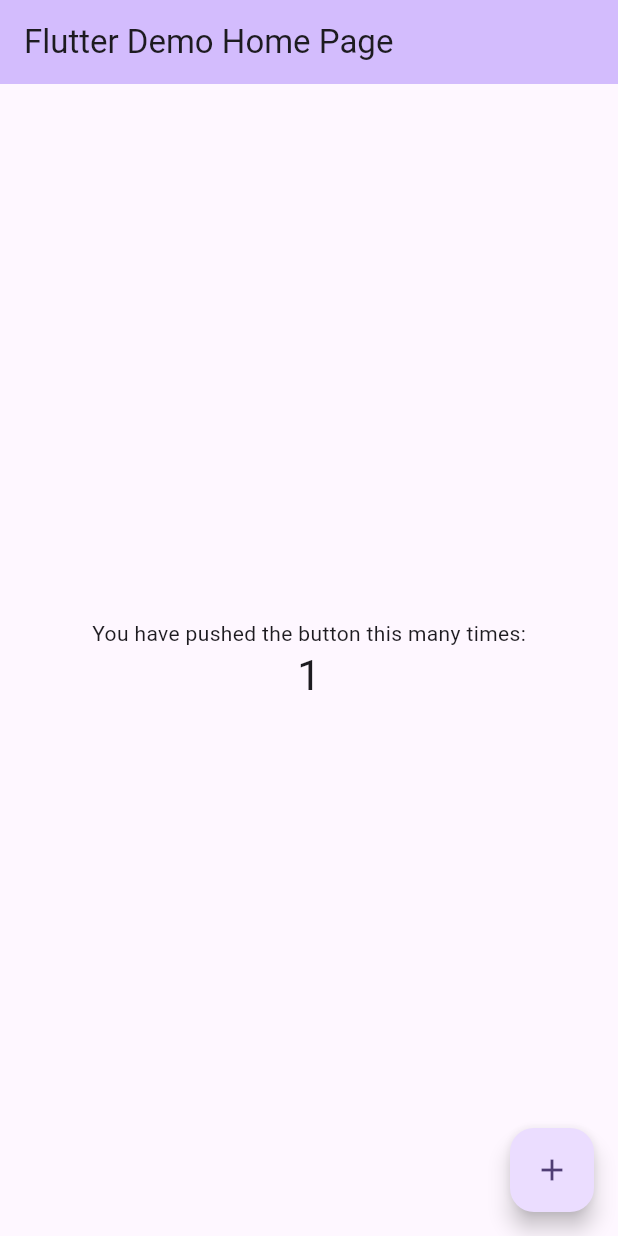
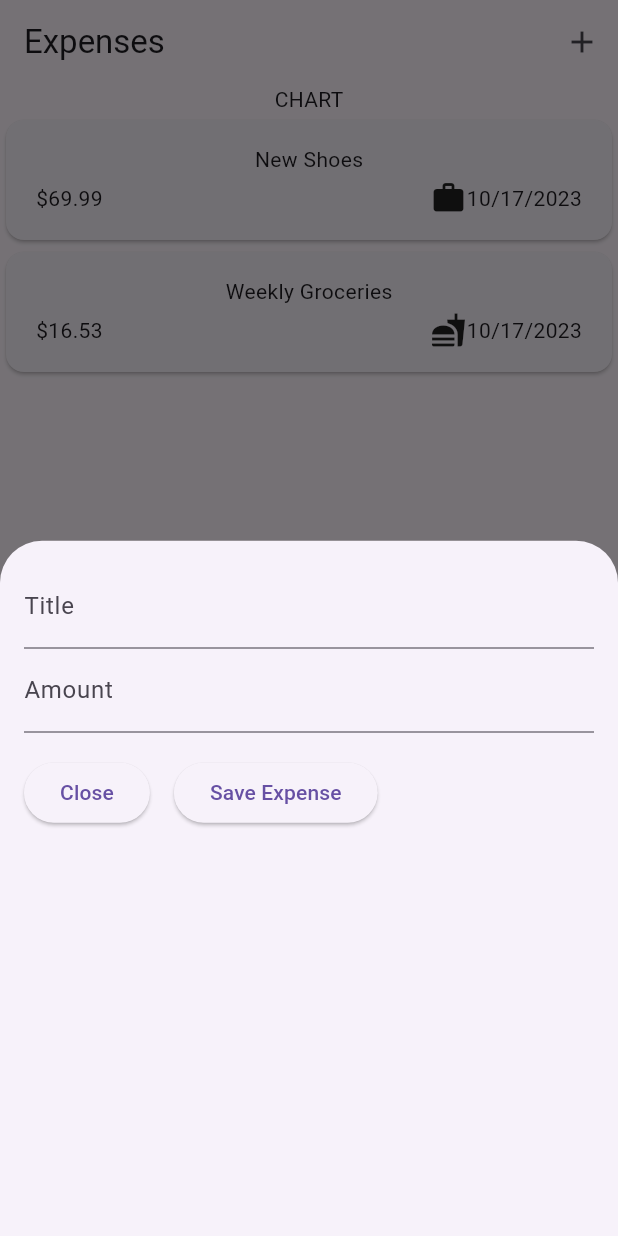
Before and after one commit to yasser942/expense_tracker, a Flutter app: the screen it shows after launch, after a tap on the "add" icon, on a phone screen of 412 x 824 dp. Run offline on Flutter 3.47's test engine with Material 2 defaults, Android fonts, the phone set to English and light mode, and no system bars.

Commit message:
add new expense UI

```diff
--- a/lib/main.dart
+++ b/lib/main.dart
@@ -1,125 +1,10 @@
+import 'package:expense_tracker/widgets/expenses.dart';
 import 'package:flutter/material.dart';
 
 void main() {
-  runApp(const MyApp());
+  runApp( MaterialApp(
+      home: const Expenses(),
+      theme: ThemeData(useMaterial3: true)),
+
+  );
 }
-
-class MyApp extends StatelessWidget {
-  const MyApp({super.key});
-
-  // This widget is the root of your application.
-  @override
-  Widget build(BuildContext context) {
-    return MaterialApp(
-      title: 'Flutter Demo',
-      theme: ThemeData(
-        // This is the theme of your application.
-        //
-        // TRY THIS: Try running your application with "flutter run". You'll see
-        // the application has a blue toolbar. Then, without quitting the app,
-        // try changing the seedColor in the colorScheme below to Colors.green
-        // and then invoke "hot reload" (save your changes or press the "hot
-        // reload" button in a Flutter-supported IDE, or press "r" if you used
-        // the command line to start the app).
-        //
-        // Notice that the counter didn't reset back to zero; the application
-        // state is not lost during the reload. To reset the state, use hot
-        // restart instead.
-        //
-        // This works for code too, not just values: Most code changes can be
-        // tested with just a hot reload.
-        colorScheme: ColorScheme.fromSeed(seedColor: Colors.deepPurple),
-        useMaterial3: true,
-      ),
-      home: const MyHomePage(title: 'Flutter Demo Home Page'),
-    );
-  }
-}
-
-class MyHomePage extends StatefulWidget {
-  const MyHomePage({super.key, required this.title});
-
-  // This widget is the home page of your application. It is stateful, meaning
-  // that it has a State object (defined below) that contains fields that affect
-  // how it looks.
-
-  // This class is the configuration for the state. It holds the values (in this
-  // case the title) provided by the parent (in this case the App widget) and
-  // used by the build method of the State. Fields in a Widget subclass are
-  // always marked "final".
-
-  final String title;
-
-  @override
-  State<MyHomePage> createState() => _MyHomePageState();
-}
-
-class _MyHomePageState extends State<MyHomePage> {
-  int _counter = 0;
-
-  void _incrementCounter() {
-    setState(() {
-      // This call to setState tells the Flutter framework that something has
-      // changed in this State, which causes it to rerun the build method below
-      // so that the display can reflect the updated values. If we changed
-      // _counter without calling setState(), then the build method would not be
-      // called again, and so nothing would appear to happen.
-      _counter++;
-    });
-  }
-
-  @override
-  Widget build(BuildContext context) {
-    // This method is rerun every time setState is called, for instance as done
-    // by the _incrementCounter method above.
-    //
-    // The Flutter framework has been optimized to make rerunning build methods
-    // fast, so that you can just rebuild anything that needs updating rather
-    // than having to individually change instances of widgets.
-    return Scaffold(
-      appBar: AppBar(
-        // TRY THIS: Try changing the color here to a specific color (to
-        // Colors.amber, perhaps?) and trigger a hot reload to see the AppBar
-        // change color while the other colors stay the same.
-        backgroundColor: Theme.of(context).colorScheme.inversePrimary,
-        // Here we take the value from the MyHomePage object that was created by
-        // the App.build method, and use it to set our appbar title.
-        title: Text(widget.title),
-      ),
-      body: Center(
-        // Center is a layout widget. It takes a single child and positions it
-        // in the middle of the parent.
-        child: Column(
-          // Column is also a layout widget. It takes a list of children and
-          // arranges them vertically. By default, it sizes itself to fit its
-          // children horizontally, and tries to be as tall as its parent.
-          //
-          // Column has various properties to control how it sizes itself and
-          // how it positions its children. Here we use mainAxisAlignment to
-          // center the children vertically; the main axis here is the vertical
-          // axis because Columns are vertical (the cross axis would be
-          // horizontal).
-          //
-          // TRY THIS: Invoke "debug painting" (choose the "Toggle Debug Paint"
-          // action in the IDE, or press "p" in the console), to see the
-          // wireframe for each widget.
-          mainAxisAlignment: MainAxisAlignment.center,
-          children: <Widget>[
-            const Text(
-              'You have pushed the button this many times:',
-            ),
-            Text(
-              '$_counter',
-              style: Theme.of(context).textTheme.headlineMedium,
-            ),
-          ],
-        ),
-      ),
-      floatingActionButton: FloatingActionButton(
-        onPressed: _incrementCounter,
-        tooltip: 'Increment',
-        child: const Icon(Icons.add),
-      ), // This trailing comma makes auto-formatting nicer for build methods.
-    );
-  }
-}
--- /dev/null
+++ b/lib/models/expense.dart
@@ -0,0 +1,36 @@
+import 'package:flutter/material.dart';
+import 'package:intl/intl.dart';
+import 'package:uuid/uuid.dart';
+
+final formatter= DateFormat.yMd();
+const uuid = Uuid();
+enum Category {
+  food,
+  travel,
+  leisure,
+  work,
+}
+
+const categoryIcons = {
+  Category.food: Icons.fastfood,
+  Category.travel: Icons.flight,
+  Category.leisure: Icons.movie,
+  Category.work: Icons.work,
+};
+class Expense {
+  final String id;
+  final String title;
+  final double amount;
+  final DateTime date;
+  final Category category;
+
+  Expense({
+    required this.title,
+    required this.amount,
+    required this.date,
+    required this.category,
+  }):id = uuid.v4();
+
+  String get formattedDate => formatter.format(date);
+
+}
--- /dev/null
+++ b/lib/widgets/expenses.dart
@@ -0,0 +1,53 @@
+import 'package:expense_tracker/widgets/expenses_list/expenses_list.dart';
+import 'package:expense_tracker/models/expense.dart';
+import 'package:expense_tracker/widgets/new_expense.dart';
+import 'package:flutter/material.dart';
+class Expenses extends StatefulWidget {
+  const Expenses({Key? key}) : super(key: key);
+
+  @override
+  State<Expenses> createState() => _ExpensesState();
+}
+
+class _ExpensesState extends State<Expenses> {
+  final List<Expense> _registeredExpenses = [
+    Expense(
+      title: 'New Shoes',
+      amount: 69.99,
+      date: DateTime.now(),
+      category: Category.work
+    ),
+    Expense(
+      title: 'Weekly Groceries',
+      amount: 16.53,
+      date: DateTime.now(),
+      category: Category.food
+    ),
+  ];
+
+  void _openAddExpenseOverlay(){
+    showModalBottomSheet(context: context, builder: (ctx){
+      return const NewExpense();
+    });
+  }
+  @override
+  Widget build(BuildContext context) {
+    return  Scaffold(
+      appBar: AppBar(
+        title: const Text('Expenses'),
+        actions: [
+          IconButton(
+            onPressed: _openAddExpenseOverlay,
+            icon: const Icon(Icons.add),
+          )
+        ],
+      ),
+      body: Column(
+        children: [
+          const Text('CHART'),
+          Expanded(child: ExpensesList(expenses: _registeredExpenses)),
+        ],
+      )
+    );
+  }
+}
--- /dev/null
+++ b/lib/widgets/expenses_list/expense_item.dart
@@ -0,0 +1,40 @@
+import 'package:expense_tracker/models/expense.dart';
+import 'package:flutter/material.dart';
+
+class ExpenseItem extends StatelessWidget {
+  const ExpenseItem(this.expense, {Key? key}) : super(key: key);
+  final Expense expense;
+  @override
+  Widget build(BuildContext context) {
+    return Card(
+      child: Padding(
+        padding: const EdgeInsets.symmetric(horizontal: 20, vertical: 16),
+        child: Column(
+          children: [
+            Text(expense.title),
+            const SizedBox(
+              height: 4,
+            ),
+            Row(
+              children: [
+                Text('\$${expense.amount.toStringAsFixed(2)}'),
+                const Spacer(),
+                Row(
+                  children: [
+                     Icon(categoryIcons[expense.category]),
+                    const SizedBox(
+                      height: 8,
+                    ),
+                    Text(
+                      expense.formattedDate,
+                    )
+                  ],
+                )
+              ],
+            )
+          ],
+        ),
+      ),
+    );
+  }
+}
--- /dev/null
+++ b/lib/widgets/expenses_list/expenses_list.dart
@@ -0,0 +1,11 @@
+import 'package:expense_tracker/models/expense.dart';
+import 'package:expense_tracker/widgets/expenses_list/expense_item.dart';
+import 'package:flutter/material.dart';
+class ExpensesList extends StatelessWidget {
+  const ExpensesList({Key? key ,required this.expenses}) : super(key: key);
+  final List<Expense> expenses;
+  @override
+  Widget build(BuildContext context) {
+    return ListView.builder(itemCount: expenses.length,itemBuilder: (ctx,index)=>ExpenseItem(expenses[index]),);
+  }
+}
--- /dev/null
+++ b/lib/widgets/new_expense.dart
@@ -0,0 +1,48 @@
+import 'package:flutter/material.dart';
+
+class NewExpense extends StatefulWidget {
+  const NewExpense({Key? key}) : super(key: key);
+
+  @override
+  State<NewExpense> createState() => _NewExpenseState();
+}
+
+class _NewExpenseState extends State<NewExpense> {
+  final _titleController = TextEditingController();
+  final _amountController = TextEditingController();
+  @override
+  void dispose() {
+    _titleController.dispose();
+    _amountController.dispose();
+    super.dispose();
+  }
+  @override
+  Widget build(BuildContext context) {
+    return  Padding(
+      padding: EdgeInsets.all(16.0),
+      child: Column(children: [
+        TextField(
+          controller: _titleController,
+          decoration: const InputDecoration(labelText: 'Title'),
+        ),
+        TextField(
+          controller: _amountController,
+          keyboardType: TextInputType.number,
+          decoration: const InputDecoration(
+              prefixText: '\$',
+              labelText: 'Amount'),
+        ),
+        const SizedBox(height: 16),
+        Row(
+          children: [
+            ElevatedButton(onPressed: (){}, child: Text('Close')),
+            const SizedBox(width: 16),
+            ElevatedButton(onPressed:(){
+              print(_titleController.text);
+            } , child: const Text('Save Expense')),
+          ],
+        )
+      ]),
+    );
+  }
+}
--- a/pubspec.yaml
+++ b/pubspec.yaml
@@ -35,6 +35,8 @@ dependencies:
   # The following adds the Cupertino Icons font to your application.
   # Use with the CupertinoIcons class for iOS style icons.
   cupertino_icons: ^1.0.2
+  uuid: ^4.1.0
+  intl: ^0.18.1
 
 dev_dependencies:
   flutter_test:
```
Also changed, not shown: pubspec.lock, 1 other file.
